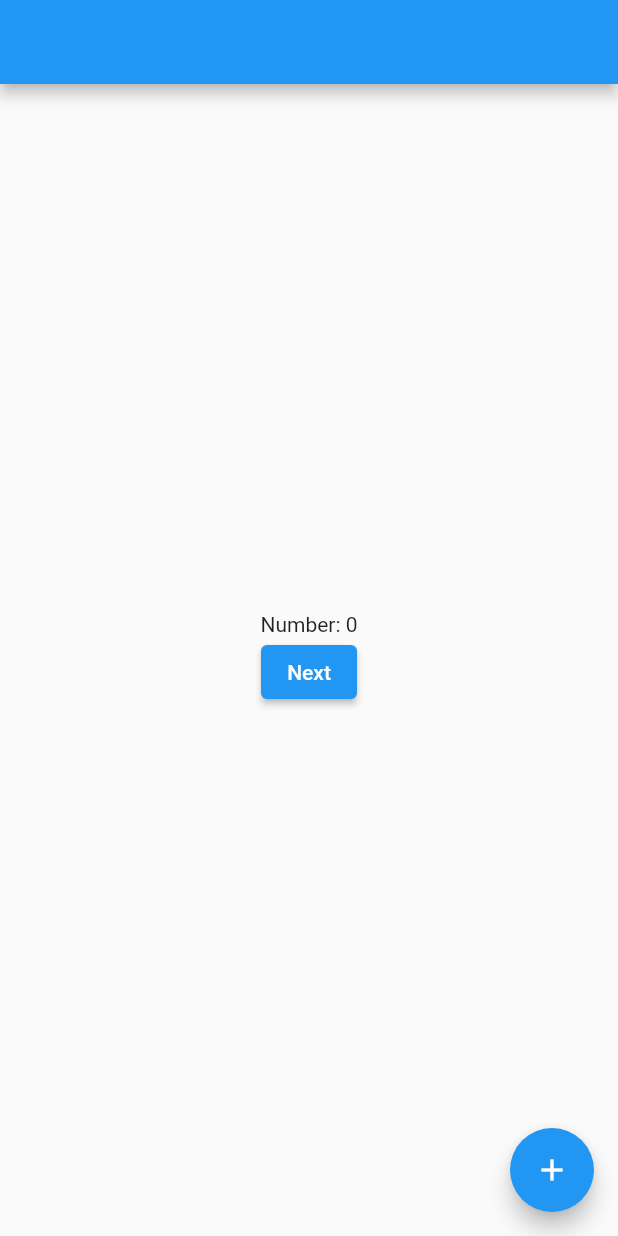
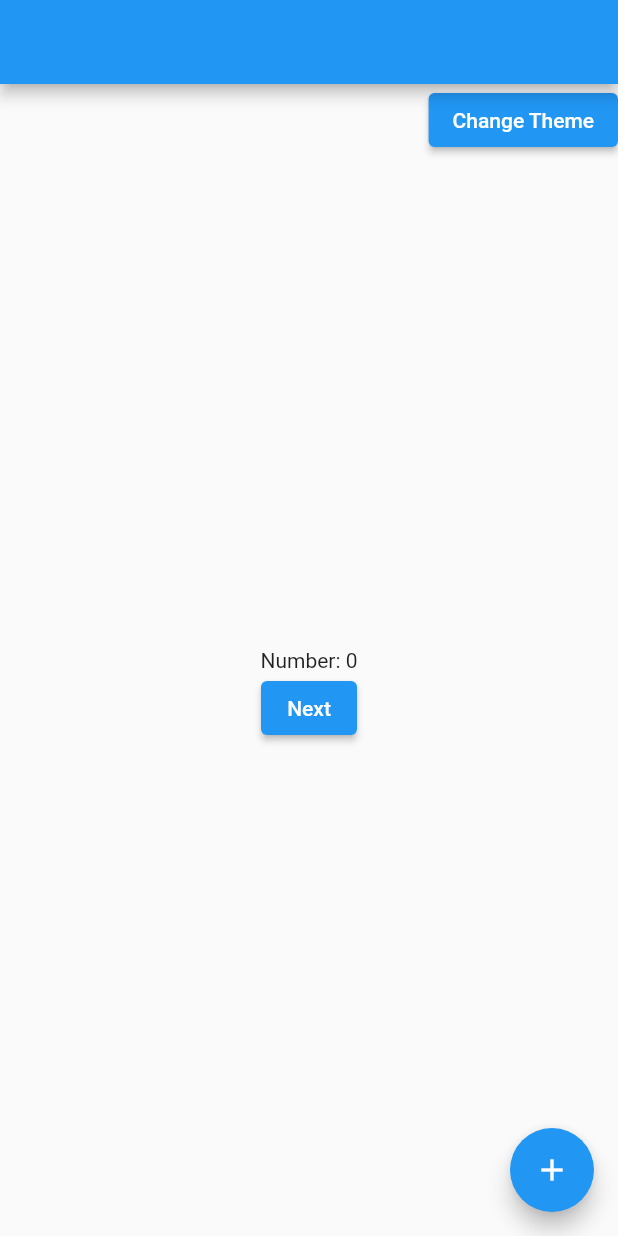
Before and after one commit to Madd-G/learn-GetX, a Flutter app: the screen it shows after launch, on a phone screen of 412 x 824 dp. Run offline on Flutter 3.47's test engine with Material 2 defaults, Android fonts, the phone set to English and light mode, and no system bars; our stand-ins replace get.

Commit message:
minor update

```diff
--- a/counter_app/lib/controllers/controller.dart
+++ b/counter_app/lib/controllers/controller.dart
@@ -1,6 +1,10 @@
 import 'package:get/get.dart';
 
 class Controller extends GetxController {
-  var count = 0.obs;
-  RxInt increment() => count++;
+  RxInt count = 0.obs;
+  increment() => count++;
+
+  var isDark = false.obs;
+
+  changeTheme() => isDark.value = !isDark.value;
 }
--- a/counter_app/lib/main.dart
+++ b/counter_app/lib/main.dart
@@ -2,16 +2,31 @@ import 'package:counter_app/controllers/controller.dart';
 import 'package:flutter/material.dart';
 import 'package:get/get.dart';
 
-void main() => runApp(GetMaterialApp(home: Home()));
+void main() {
+  final Controller c = Get.put(Controller());
+  runApp(Obx(() => GetMaterialApp(
+      debugShowCheckedModeBanner: false,
+      theme: c.isDark.value ? ThemeData.dark() : ThemeData.light(),
+      home: Home())));
+}
 
 class Home extends StatelessWidget {
-  final c = Get.put(Controller());
+  Home({Key? key}) : super(key: key);
+
+  final Controller c = Get.find();
 
   @override
   Widget build(context) {
     return Scaffold(
       appBar: AppBar(),
-      body: Center(
+      body: Column(
+        crossAxisAlignment: CrossAxisAlignment.end,
+        children: [
+          ElevatedButton(
+              onPressed: () => c.changeTheme(),
+              child: const Text("Change Theme")),
+          Expanded(
+            child: Center(
               child: Obx(() => Column(
                 mainAxisAlignment: MainAxisAlignment.center,
                     children: [
@@ -19,9 +34,13 @@ class Home extends StatelessWidget {
                       ElevatedButton(
                         onPressed: () => Get.to(() => SecondPage()),
                         child: const Text("Next"),
-                  )
+                      ),
                     ],
-              ))),
+                  )),
+            ),
+          ),
+        ],
+      ),
       floatingActionButton: FloatingActionButton(
           child: const Icon(Icons.add), onPressed: () => c.increment()),
     );
@@ -38,7 +57,7 @@ class SecondPage extends StatelessWidget {
     return Scaffold(
       appBar: AppBar(),
       body: Center(
-        child: Column(
+        child: Obx(() => Column(
               mainAxisAlignment: MainAxisAlignment.center,
               children: [
                 Text("${c.count}"),
@@ -47,8 +66,10 @@ class SecondPage extends StatelessWidget {
                   child: const Text("Back"),
                 ),
               ],
+            )),
       ),
-      ),
+      floatingActionButton: FloatingActionButton(
+          child: const Icon(Icons.add), onPressed: () => c.increment()),
     );
   }
 }
```
Lines whose indentation alone changed are shown as unchanged.
